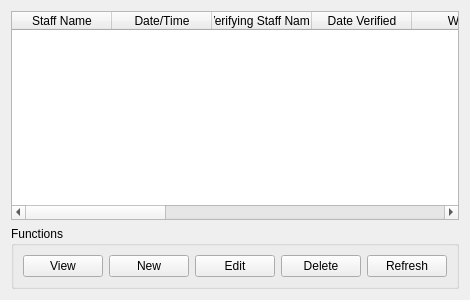
Above: interventionmanager.ui from Cheddy/InterventionManagerClient before the change. Below: the same form after it.
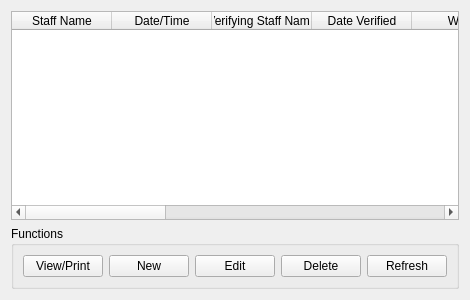
That is the form after the change.

What changed in the file:
```diff
--- a/interventionmanager.ui
+++ b/interventionmanager.ui
@@ -6,7 +6,7 @@
    <rect>
     <x>0</x>
     <y>0</y>
-    <width>400</width>
+    <width>437</width>
     <height>300</height>
    </rect>
   </property>
@@ -29,7 +29,7 @@
          </sizepolicy>
         </property>
         <property name="text">
-         <string>View</string>
+         <string>View/Print</string>
         </property>
        </widget>
       </item>
```
